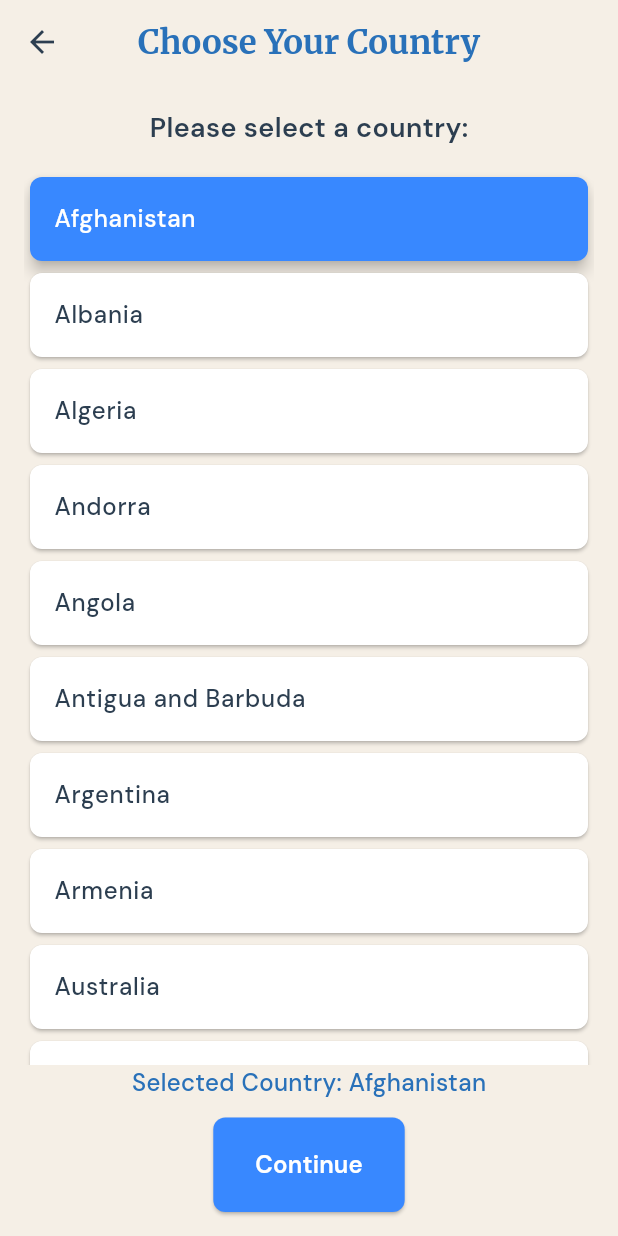
After one commit to jonnamaatta/readtheworld, a Flutter app: the ChooseCountryScreen screen opened by its route, after a tap on "Afghanistan", on a phone screen of 412 x 824 dp. The commit adds this screen. Run offline on Flutter 3.47's test engine with Material 3 defaults, Android fonts, the phone set to English and light mode, and no system bars; our stand-ins replace get, google_fonts.

Commit message:
add new page for choosing country

```diff
--- a/flutter_application_1/lib/main.dart
+++ b/flutter_application_1/lib/main.dart
@@ -2,6 +2,8 @@ import 'package:flutter/material.dart';
 import 'package:get/get.dart';
 import 'screens/welcome_screen.dart';
 import 'screens/welcome_start_screen.dart';
+import 'screens/choose_country_screen.dart';
+
 
 void main() {
   runApp(const MyApp());
@@ -21,7 +23,7 @@ class MyApp extends StatelessWidget {
       getPages: [
         GetPage(name: '/welcome', page: () => const WelcomeScreen()),
         GetPage(name: '/welcome/start', page: () => const WelcomeStartScreen()),
-
+        GetPage(name: '/welcome/choosecountry', page: () => const ChooseCountryScreen()),
         // ADD HOME GetPage(name: '/home', page: () => const HomeScreen()),
       ],
     );
--- /dev/null
+++ b/flutter_application_1/lib/screens/choose_country_screen.dart
@@ -0,0 +1,142 @@
+import 'package:flutter/material.dart';
+import 'package:google_fonts/google_fonts.dart';
+import 'package:get/get.dart';
+
+class ChooseCountryScreen extends StatefulWidget {
+  const ChooseCountryScreen({super.key});
+
+  @override
+  _ChooseCountryScreenState createState() => _ChooseCountryScreenState();
+}
+
+class _ChooseCountryScreenState extends State<ChooseCountryScreen> {
+    final List<String> countries = [
+    'Afghanistan', 'Albania', 'Algeria', 'Andorra', 'Angola', 'Antigua and Barbuda',
+    'Argentina', 'Armenia', 'Australia', 'Austria', 'Azerbaijan', 'Bahamas', 'Bahrain',
+    'Bangladesh', 'Barbados', 'Belarus', 'Belgium', 'Belize', 'Benin', 'Bhutan', 'Bolivia',
+    'Bosnia and Herzegovina', 'Botswana', 'Brazil', 'Brunei', 'Bulgaria', 'Burkina Faso',
+    'Burundi', 'Cabo Verde', 'Cambodia', 'Cameroon', 'Canada', 'Central African Republic',
+    'Chad', 'Chile', 'China', 'Colombia', 'Comoros', 'Congo (Congo-Brazzaville)', 'Congo (Democratic Republic) (Congo-Kinshasa)',
+    'Costa Rica', 'Croatia', 'Cuba', 'Cyprus', 'Czech Republic (Czechia)', 'Denmark', 'Djibouti', 'Dominica',
+    'Dominican Republic', 'Ecuador', 'Egypt', 'El Salvador', 'Equatorial Guinea', 'Eritrea', 'Estonia', 'Eswatini (fmr. "Swaziland")',
+    'Ethiopia', 'Fiji', 'Finland', 'France', 'Gabon', 'Gambia', 'Georgia', 'Germany', 'Ghana', 'Greece',
+    'Grenada', 'Guatemala', 'Guinea', 'Guinea-Bissau', 'Guyana', 'Haiti', 'Honduras', 'Hungary', 'Iceland',
+    'India', 'Indonesia', 'Iran', 'Iraq', 'Ireland', 'Israel', 'Italy', 'Jamaica', 'Japan', 'Jordan',
+    'Kazakhstan', 'Kenya', 'Kiribati', 'Korea (North)', 'Korea (South)', 'Kuwait', 'Kyrgyzstan', 'Laos',
+    'Latvia', 'Lebanon', 'Lesotho', 'Liberia', 'Libya', 'Liechtenstein', 'Lithuania', 'Luxembourg', 'Madagascar',
+    'Malawi', 'Malaysia', 'Maldives', 'Mali', 'Malta', 'Marshall Islands', 'Mauritania', 'Mauritius', 'Mexico',
+    'Micronesia', 'Moldova', 'Monaco', 'Mongolia', 'Montenegro', 'Morocco', 'Mozambique', 'Myanmar (formerly Burma)',
+    'Namibia', 'Nauru', 'Nepal', 'Netherlands', 'New Zealand', 'Nicaragua', 'Niger', 'Nigeria', 'North Macedonia (formerly Macedonia)',
+    'Norway', 'Oman', 'Pakistan', 'Palau', 'Panama', 'Papua New Guinea', 'Paraguay', 'Peru', 'Philippines',
+    'Poland', 'Portugal', 'Qatar', 'Romania', 'Russia', 'Rwanda', 'Saint Kitts and Nevis', 'Saint Lucia', 'Saint Vincent and the Grenadines',
+    'Samoa', 'San Marino', 'Sao Tome and Principe', 'Saudi Arabia', 'Senegal', 'Serbia', 'Seychelles', 'Sierra Leone', 'Singapore',
+    'Slovakia', 'Slovenia', 'Solomon Islands', 'Somalia', 'South Africa', 'South Sudan', 'Spain', 'Sri Lanka', 'Sudan', 'Suriname',
+    'Sweden', 'Switzerland', 'Syria', 'Taiwan', 'Tajikistan', 'Tanzania', 'Thailand', 'Timor-Leste', 'Togo', 'Tonga',
+    'Trinidad and Tobago', 'Tunisia', 'Turkey', 'Turkmenistan', 'Tuvalu', 'Uganda', 'Ukraine', 'United Arab Emirates', 'United Kingdom',
+    'United States of America', 'Uruguay', 'Uzbekistan', 'Vanuatu', 'Vatican City (Holy See)', 'Venezuela', 'Vietnam', 'Yemen',
+    'Zambia', 'Zimbabwe'
+  ];
+
+  String? selectedCountry;
+
+  @override
+  Widget build(BuildContext context) {
+    return Scaffold(
+      backgroundColor: const Color(0xFFF5EFE6),
+      appBar: AppBar(
+        backgroundColor: const Color(0xFFF5EFE6),
+        elevation: 0,
+        centerTitle: true,
+        title: Text(
+          'Choose Your Country',
+          style: GoogleFonts.merriweather(
+            fontSize: 22,
+            fontWeight: FontWeight.bold,
+            color: const Color.fromARGB(255, 41, 113, 185),
+          ),
+        ),
+        iconTheme: const IconThemeData(color: Color(0xFF2C3E50)),
+      ),
+      body: Padding(
+        padding: const EdgeInsets.all(16.0),
+        child: Column(
+          children: [
+            Text(
+              'Please select a country:',
+              style: GoogleFonts.dmSans(
+                fontSize: 18,
+                fontWeight: FontWeight.w600,
+                color: const Color(0xFF2C3E50),
+              ),
+            ),
+            const SizedBox(height: 16),
+            Expanded(
+              child: ListView.builder(
+                itemCount: countries.length,
+                itemBuilder: (context, index) {
+                  final isSelected = selectedCountry == countries[index];
+                  return Card(
+                    elevation: isSelected ? 4 : 1,
+                    shape: RoundedRectangleBorder(
+                      borderRadius: BorderRadius.circular(8),
+                    ),
+                    color: isSelected ? const Color.fromARGB(255, 56, 136, 255) : Colors.white,
+                    child: ListTile(
+                      title: Text(
+                        countries[index],
+                        style: GoogleFonts.dmSans(
+                          fontSize: 16,
+                          fontWeight: FontWeight.w500,
+                          color: isSelected ? Colors.white : const Color(0xFF2C3E50),
+                        ),
+                      ),
+                      onTap: () {
+                        setState(() {
+                          selectedCountry = countries[index];
+                        });
+                      },
+                    ),
+                  );
+                },
+              ),
+            ),
+            if (selectedCountry != null)
+              Column(
+                children: [
+                  Text(
+                    'Selected Country: $selectedCountry',
+                    style: GoogleFonts.dmSans(
+                      fontSize: 16,
+                      fontWeight: FontWeight.w500,
+                      color: const Color.fromARGB(255, 41, 113, 185),
+                    ),
+                  ),
+                  const SizedBox(height: 12),
+                  ElevatedButton(
+                    onPressed: () {
+                      Get.toNamed('/nextScreen');
+                    },
+                    style: ElevatedButton.styleFrom(
+                      backgroundColor: const Color.fromARGB(255, 56, 136, 255),
+                      foregroundColor: Colors.white,
+                      padding: const EdgeInsets.symmetric(vertical: 20.0, horizontal: 28.0),
+                      shape: RoundedRectangleBorder(
+                        borderRadius: BorderRadius.circular(8.0),
+                      ),
+                    ),
+                    child: Text(
+                      'Continue',
+                      style: GoogleFonts.dmSans(
+                        fontSize: 16,
+                        fontWeight: FontWeight.w600,
+                      ),
+                    ),
+                  ),
+                ],
+              ),
+          ],
+        ),
+      ),
+    );
+  }
+}
--- a/flutter_application_1/lib/screens/welcome_start_screen.dart
+++ b/flutter_application_1/lib/screens/welcome_start_screen.dart
@@ -21,7 +21,10 @@ class WelcomeStartScreen extends StatelessWidget {
                   mainAxisSize: MainAxisSize.min,
                   crossAxisAlignment: CrossAxisAlignment.center,
                   children: [
-                    Text(
+                    // Add more padding on the sides of the text
+                    Padding(
+                      padding: const EdgeInsets.symmetric(horizontal: 40.0),  // Extra padding on the sides
+                      child: Text(
                         'Where do you want to start your journey?',
                         style: GoogleFonts.merriweather(
                           fontSize: 28,
@@ -29,6 +32,7 @@ class WelcomeStartScreen extends StatelessWidget {
                           color: const Color.fromARGB(255, 41, 113, 185),
                         ),
                         textAlign: TextAlign.center,
+                      ),
                     ),
                     const SizedBox(height: 60),
                     if (isWideScreen)
@@ -41,7 +45,7 @@ class WelcomeStartScreen extends StatelessWidget {
                             'Choose a country',
                             'Start your adventure\nwhere you desire ✨',
                             () {
-                              // TODO: navigate to ChooseCountryScreen
+                              Get.toNamed('/welcome/choosecountry');
                             },
                           ),
                           const SizedBox(width: 40),
@@ -63,7 +67,7 @@ class WelcomeStartScreen extends StatelessWidget {
                             'Choose a country',
                             'Start your adventure\nwhere you desire ✨',
                             () {
-                             // TODO: navigate to ChooseCountryScreen
+                              Get.toNamed('/welcome/choosecountry');
                             },
                           ),
                           const SizedBox(height: 40),
--- a/flutter_application_1/pubspec.yaml
+++ b/flutter_application_1/pubspec.yaml
@@ -32,6 +32,7 @@ dependencies:
     sdk: flutter
   google_fonts: ^6.2.1
   get: ^4.6.5
+  country_code_picker: ^2.0.1
 
 
   # The following adds the Cupertino Icons font to your application.
```
Also changed, not shown: flutter_application_1/pubspec.lock. Lines whose indentation alone changed are shown as unchanged.
